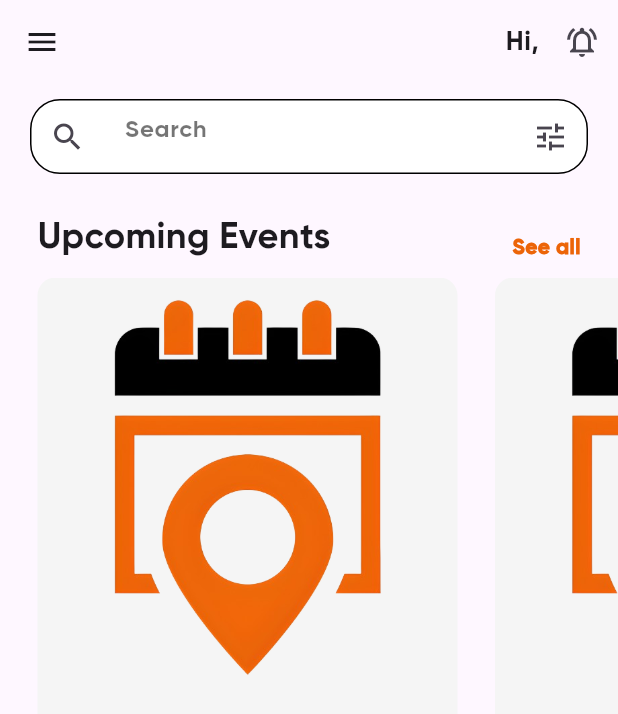
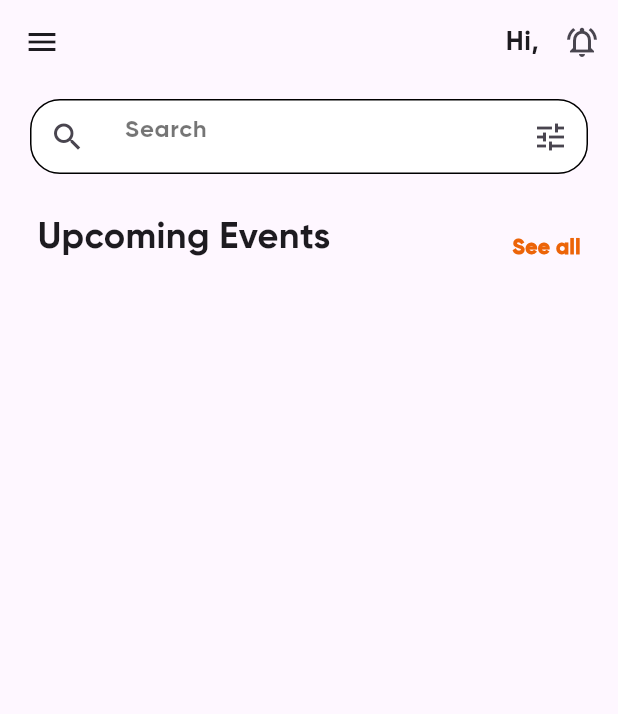
Before and after one commit to SalehShalab87/eventro, a Flutter app: the HomePage screen opened directly, on a phone screen of 412 x 824 dp. Shown: the top 714 px of the screen. Run offline on Flutter 3.47's test engine with Material 3 defaults, Android fonts, the phone set to English and light mode, and no system bars; our stand-ins replace firebase_auth, firebase_core, google_fonts, google_nav_bar, google_sign_in, shared_preferences and 1 more; missing offline and left inert: flutter_facebook_auth; accounts and stored records are empty.

Commit message:
updated the splash screen and start building the home page

```diff
--- a/flutter_native_splash.yaml
+++ b/flutter_native_splash.yaml
@@ -60,7 +60,7 @@ flutter_native_splash:
     color: "#ffffff"
 
     # App icon background color.
-    #icon_background_color: "#111111"
+    icon_background_color: "#ffffff"
 
     # The branding property allows you to specify an image used as branding in the splash screen.
     #branding: assets/dart.png
--- a/lib/components/event_deatails.dart
+++ /dev/null
@@ -1,8 +0,0 @@
-class Event {
-  final String name;
-  final String imagePath;
-  final String description;
-  final String price;
-
-  Event(this.name, this.imagePath, this.description, {required this.price});
-}
--- a/lib/components/event_tile.dart
+++ /dev/null
@@ -1,32 +0,0 @@
-// ignore_for_file: must_be_immutable
-
-import 'package:eventro/components/event_deatails.dart';
-import 'package:flutter/material.dart';
-
-class EventTile extends StatelessWidget {
-  EventTile({super.key, required this.event});
-  Event event;
-  @override
-  Widget build(BuildContext context) {
-    return Container(
-      margin: const EdgeInsets.only(left: 25),
-      width: 280,
-      decoration: BoxDecoration(
-        color: Colors.grey[100],
-        borderRadius: BorderRadius.circular(12),
-      ),
-      child: Column(
-        children: [
-          //event image
-          Image.asset(event.imagePath),
-
-          //description
-
-          //price + details
-
-          //button to book
-        ],
-      ),
-    );
-  }
-}
--- a/lib/pages/home_page.dart
+++ b/lib/pages/home_page.dart
@@ -1,5 +1,3 @@
-import 'package:eventro/components/event_deatails.dart';
-import 'package:eventro/components/event_tile.dart';
 import 'package:eventro/components/my_textfield.dart';
 import 'package:eventro/pages/event_page.dart';
 import 'package:flutter/material.dart';
@@ -132,18 +130,7 @@ class _HomePageState extends State<HomePage> {
           const SizedBox(
             height: 10,
           ),
-          Expanded(
-              child: ListView.builder(
-                  scrollDirection: Axis.horizontal,
-                  itemCount: 5,
-                  itemBuilder: (context, index) {
-                    Event event = Event(
-                        'Event 1', 'images/slogo.png', 'cool event',
-                        price: 'Free');
-                    return EventTile(
-                      event: event,
-                    );
-                  }))
+
           // hot picks
         ],
       ),
```
Also changed, not shown: images/logo.png, 30 other files.
